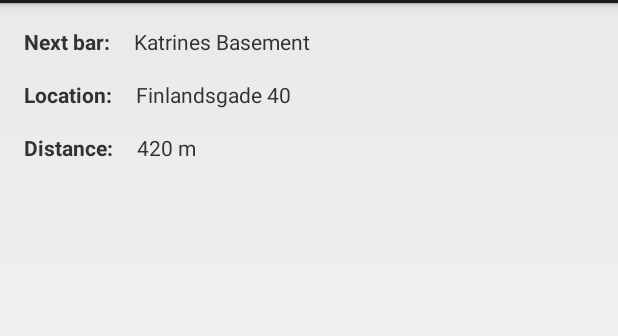
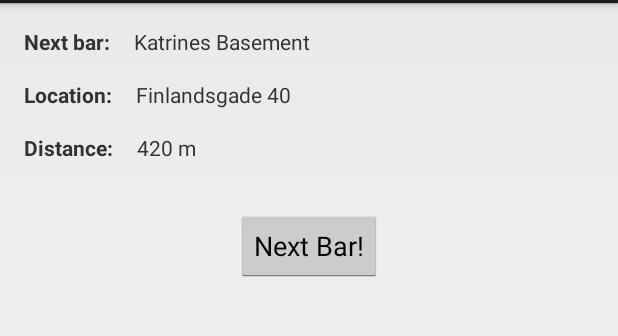
Before and after one commit to SorenHN/FridayBarApp, an Android app: the screen it shows after launch (BarListActivity), after a tap on "Button", on a phone screen of 412 x 824 dp, the part 69-405 px from its top. Run offline under Robolectric (Android 15) with nearby library versions, the phone set to English and light mode, and no system bars.

Commit message:
Adds button to show the next bar on the list.

```diff
--- a/app/src/main/java/com/cool6/fridaybarapp/BarList.java
+++ b/app/src/main/java/com/cool6/fridaybarapp/BarList.java
@@ -14,6 +14,11 @@ public class BarList
         list.add(bar);
     }
 
+    public int size()
+    {
+        return list.size();
+    }
+
     public Bar get(int i)
     {
         return list.get(i);
--- a/app/src/main/java/com/cool6/fridaybarapp/BarListActivity.java
+++ b/app/src/main/java/com/cool6/fridaybarapp/BarListActivity.java
@@ -3,25 +3,42 @@ package com.cool6.fridaybarapp;
 import android.app.Activity;
 import android.content.Intent;
 import android.os.Bundle;
+import android.util.Log;
+import android.view.View;
 import android.widget.TextView;
 
 public class BarListActivity extends Activity
 {
+    private BarList list;
+    private int barCounter = 0;
+
     @Override
     protected void onCreate(Bundle savedInstanceState)
     {
         super.onCreate(savedInstanceState);
         setContentView(R.layout.activity_bar_list);
 
-        BarList list = BarList.getInstance();
-        Bar bar = list.get(0);
+        list = BarList.getInstance();
+        updateBarView();
+    }
 
+    public void showNextBar(View view)
+    {
+        if(barCounter < list.size() - 1)
+        {
+            barCounter++;
+            updateBarView();
+        }
+    }
+
+    private void updateBarView()
+    {
+        Bar bar = list.get(barCounter);
         TextView nameView = findViewById(R.id.nameView);
         nameView.setText(bar.name);
         TextView address = findViewById(R.id.addressView);
         address.setText(bar.address);
         TextView distance = findViewById(R.id.distanceView);
         distance.setText("420 m");
-
     }
 }
--- a/app/src/main/java/com/cool6/fridaybarapp/MainActivity.java
+++ b/app/src/main/java/com/cool6/fridaybarapp/MainActivity.java
@@ -14,15 +14,15 @@ public class MainActivity extends Activity
     {
         super.onCreate(savedInstanceState);
         setContentView(R.layout.activity_main);
+
+        BarList list = BarList.getInstance();
+        list.add(new Bar("Katrines Basement", "Finlandsgade 40"));
+        list.add(new Bar("Datbar", "Finlandsgade 10"));
+        list.add(new Bar("Umbi", "Uniparken"));
     }
 
     public void goToBarList(View view)
     {
-        BarList list = BarList.getInstance();
-        list.add(new Bar("Katrines Basement", "Finlandsgade 40"));
-        list.add(new Bar("Datbar", "Finlandsgade 10"));
-        list.add(new Bar("Umbi", "Uniparken"));
-
         Intent intent = new Intent(this, BarListActivity.class);
         this.startActivity(intent);
     }
--- a/app/src/main/res/layout/activity_bar_list.xml
+++ b/app/src/main/res/layout/activity_bar_list.xml
@@ -76,10 +76,13 @@
                     app:layout_constraintEnd_toEndOf="parent" android:layout_marginStart="16dp"
                     android:layout_marginEnd="16dp"/>
         </android.support.constraint.ConstraintLayout>
-        <LinearLayout
-                android:orientation="vertical"
-                android:layout_width="match_parent"
-                android:layout_height="match_parent">
-        </LinearLayout>
     </LinearLayout>
+    <Button
+            android:text="Next Bar!"
+            android:layout_width="wrap_content"
+            android:layout_height="wrap_content"
+            android:id="@+id/nextBarButton" android:layout_marginTop="16dp"
+            app:layout_constraintTop_toBottomOf="@+id/linearLayout" app:layout_constraintStart_toStartOf="parent"
+            app:layout_constraintEnd_toEndOf="parent" app:layout_constrainedHeight="false"
+            android:onClick="showNextBar"/>
 </android.support.constraint.ConstraintLayout>
```
